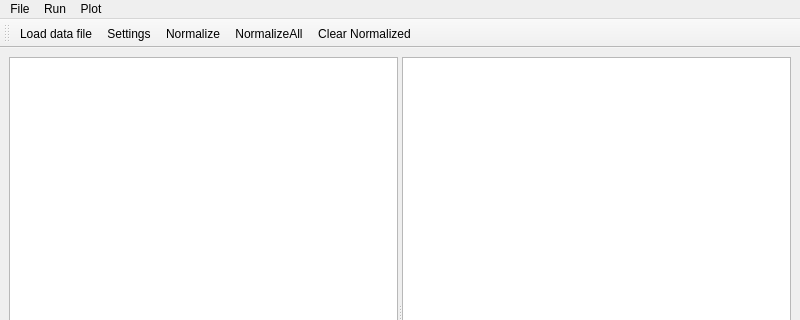
eremeykin/ectgui2, file ui/main.ui: the form before one commit; both pictures show x 0 to 800 and y 0 to 320 of the 800 by 600 pixel window.
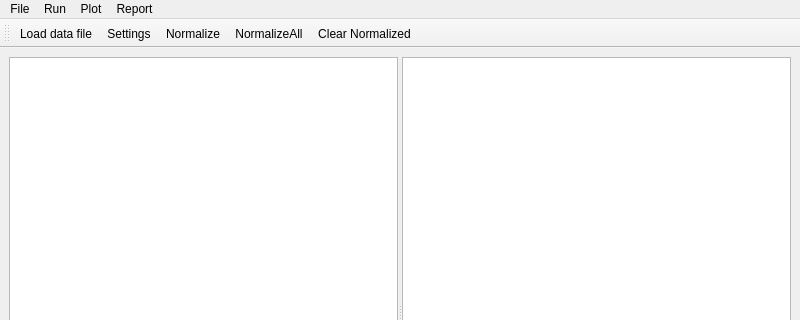
The form after the commit. Icons and pictures are not drawn.

Commit message: Add text report

The edit to the form file:
```diff
--- a/ui/main.ui
+++ b/ui/main.ui
@@ -79,9 +79,17 @@
     <addaction name="menu_svd"/>
     <addaction name="action_remove_markers"/>
    </widget>
+   <widget class="QMenu" name="menuReport">
+    <property name="title">
+     <string>Report</string>
+    </property>
+    <addaction name="action_text_report"/>
+    <addaction name="action_table_report"/>
+   </widget>
    <addaction name="menuFile"/>
    <addaction name="menu_run"/>
    <addaction name="menuPlot"/>
+   <addaction name="menuReport"/>
   </widget>
   <widget class="QStatusBar" name="statusbar"/>
   <widget class="QToolBar" name="toolBar">
```
Left out of the diff: 10 changed lines with no effect on the pictures. The commit also changes 10 other files.
